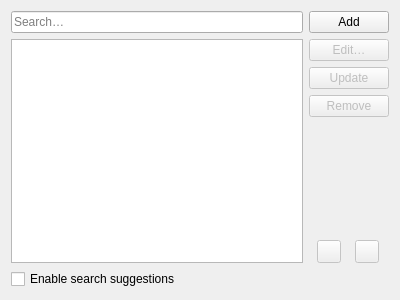
OtterBrowser/otter-browser, file src/ui/preferences/PreferencesSearchPageWidget.ui: the form before one commit.
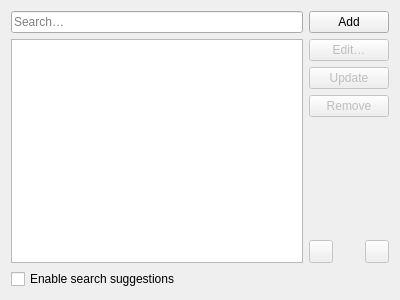
The form after the commit. Custom widgets are drawn as their Qt base class.

Commit message: Improve buttons alignment

Patch:
```diff
--- a/src/ui/preferences/PreferencesSearchPageWidget.ui
+++ b/src/ui/preferences/PreferencesSearchPageWidget.ui
@@ -12,7 +12,7 @@
   </property>
   <layout class="QVBoxLayout" name="verticalLayout">
    <item>
-    <layout class="QHBoxLayout" name="horizontalLayout">
+    <layout class="QHBoxLayout" name="horizontalLayout" stretch="1,0">
      <item>
       <layout class="QVBoxLayout" name="searchViewLayout">
        <item>
@@ -96,16 +96,10 @@
          <property name="orientation">
           <enum>Qt::Vertical</enum>
          </property>
-         <property name="sizeHint" stdset="0">
-          <size>
-           <width>13</width>
-           <height>13</height>
-          </size>
-         </property>
         </spacer>
        </item>
        <item>
-        <layout class="QHBoxLayout" name="searchMoveButtonsLayout">
+        <layout class="QHBoxLayout" name="searchMoveButtonsLayout" stretch="0,1,0">
          <item>
           <widget class="QToolButton" name="moveUpSearchButton">
            <property name="enabled">
@@ -124,12 +118,6 @@
            <property name="sizeType">
             <enum>QSizePolicy::Minimum</enum>
            </property>
-           <property name="sizeHint" stdset="0">
-            <size>
-             <width>0</width>
-             <height>0</height>
-            </size>
-           </property>
           </spacer>
          </item>
          <item>
```
